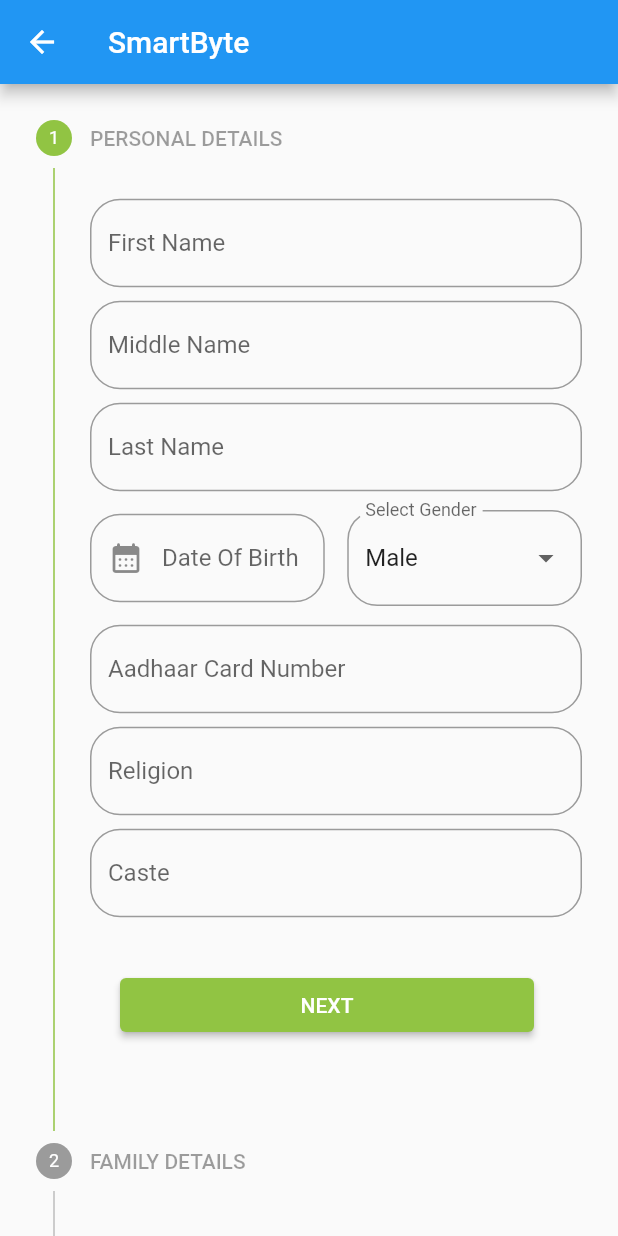
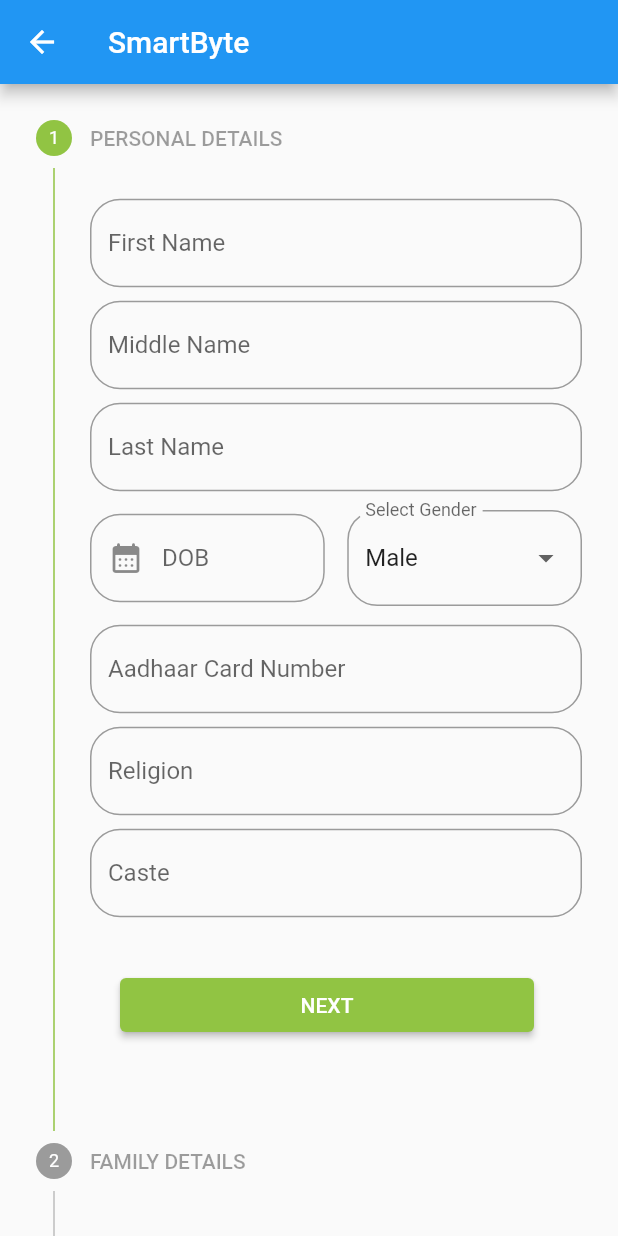
Before and after one commit to Sai-23/cms, a Flutter app: the addStudent screen opened by its route, on a phone screen of 412 x 824 dp. Run offline on Flutter 3.47's test engine with Material 2 defaults, Android fonts, the phone set to English and light mode, and no system bars; our stand-ins replace email_validator, google_fonts, quickalert; missing offline and left inert: mongo_dart.

```diff
--- a/lib/pages/Student/Add/add_Student.dart
+++ b/lib/pages/Student/Add/add_Student.dart
@@ -250,7 +250,7 @@ class _addStudentState extends State<addStudent> {
                     decoration: InputDecoration(
                         border: roundBorder(),
                         prefixIcon: const Icon(Icons.calendar_month_rounded),
-                        labelText: "Date Of Birth"),
+                        labelText: "DOB"),
                     onTap: () async {
                       DateTime? pickedDate = await showDatePicker(
                           context: context,
@@ -260,7 +260,7 @@ class _addStudentState extends State<addStudent> {
                       if (pickedDate != null) {
                         setState(() {
                           dateController.text =
-                              DateFormat('yyyy-MM-dd').format(pickedDate);
+                              DateFormat('dd-MM-yyyy').format(pickedDate);
                         });
                       }
                     },
```
